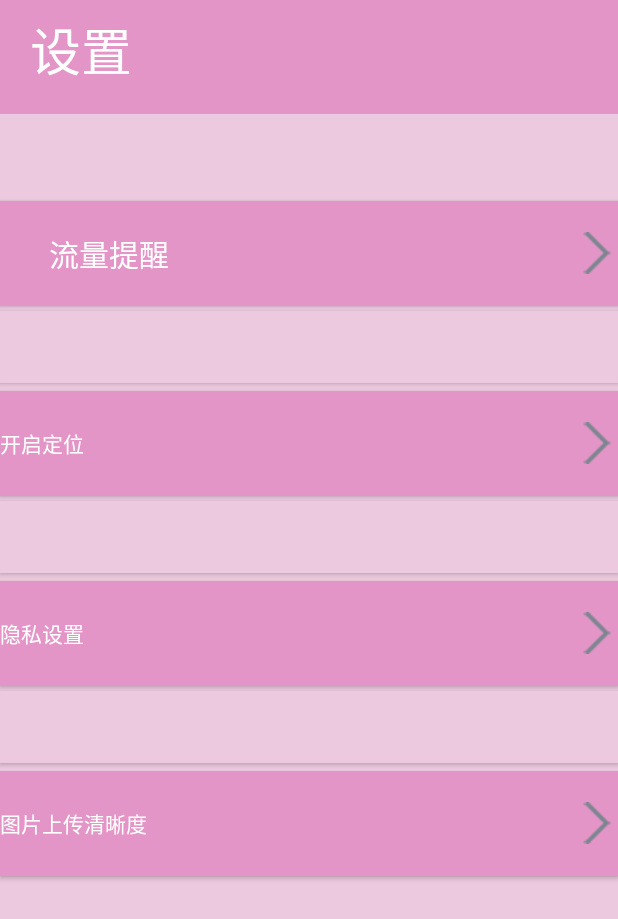
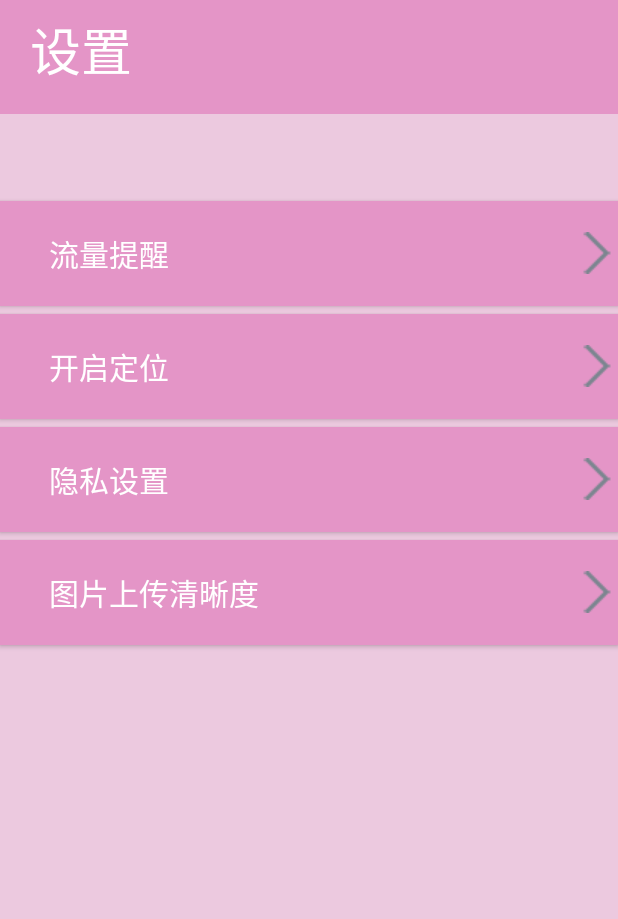
Before and after one commit to shwjn515/TraceHUB, an Android app: the layout appconfig.xml on its own in the app's theme, with its tools: preview values and no code run, on a phone screen of 412 x 824 dp. Shown: the top 919 px of the screen. Run offline under Robolectric (Android 15) with nearby library versions, the phone set to English and light mode, and no system bars.

Commit message:
设置2.0

```diff
--- a/app/src/main/AndroidManifest.xml
+++ b/app/src/main/AndroidManifest.xml
@@ -94,6 +94,7 @@
         <activity android:name=".ui.dashboard.sharing" />
         <activity android:name=".ui.notifications.FeedbackActivity" />
         <activity android:name=".ui.notifications.QuestionsActivity" />
+        <activity android:name=".ui.notifications.SettingActivity" />
 
 
         <provider
--- a/app/src/main/res/layout/appconfig.xml
+++ b/app/src/main/res/layout/appconfig.xml
@@ -57,12 +57,6 @@
                 android:textAlignment="viewStart"
                 android:textColor="#ffffff"
                 android:textSize="20sp" />
-            <Button
-                android:layout_width="match_parent"
-                android:layout_height="wrap_content"
-                android:layout_marginTop="3dp"
-                android:background="@color/saswell_pink"
-                />
 
             <Button
                 android:layout_width="match_parent"
@@ -71,15 +65,10 @@
                 android:background="@color/saswell_pink2"
                 android:drawableRight="@drawable/icon_tiaozhuan"
                 android:drawablePadding="5dp"
-                android:text="开启定位"
+                android:text="       开启定位"
                 android:textAlignment="textStart"
-                android:textColor="#ffffff" />
-            <Button
-                android:layout_width="match_parent"
-                android:layout_height="wrap_content"
-                android:layout_marginTop="3dp"
-                android:background="@color/saswell_pink"
-                />
+                android:textColor="#ffffff"
+                android:textSize="20sp"/>
 
             <Button
                 android:layout_width="match_parent"
@@ -88,15 +77,10 @@
                 android:background="@color/saswell_pink2"
                 android:drawableRight="@drawable/icon_tiaozhuan"
                 android:drawablePadding="5dp"
-                android:text="隐私设置"
+                android:text="       隐私设置"
                 android:textAlignment="textStart"
-                android:textColor="#ffffff" />
-            <Button
-                android:layout_width="match_parent"
-                android:layout_height="wrap_content"
-                android:layout_marginTop="3dp"
-                android:background="@color/saswell_pink"
-                />
+                android:textColor="#ffffff"
+                android:textSize="20sp"/>
 
             <Button
                 android:layout_width="match_parent"
@@ -105,9 +89,10 @@
                 android:background="@color/saswell_pink2"
                 android:drawableRight="@drawable/icon_tiaozhuan"
                 android:drawablePadding="5dp"
-                android:text="图片上传清晰度"
+                android:text="       图片上传清晰度"
                 android:textAlignment="textStart"
-                android:textColor="#ffffff" />
+                android:textColor="#ffffff"
+                android:textSize="20sp"/>
 
 
         </LinearLayout>
--- a/app/src/main/res/layout/navigation_notifications.xml
+++ b/app/src/main/res/layout/navigation_notifications.xml
@@ -72,6 +72,7 @@
             android:orientation="vertical">
 
             <Button
+                android:id="@+id/setting"
                 android:layout_width="match_parent"
                 android:layout_height="wrap_content"
                 android:layout_marginTop="5dp"
```
Also changed, not shown: app/src/main/java/edu/scse/tracehub/ui/notifications/NotificationsFragment.java (+9 -0 lines), app/src/main/java/edu/scse/tracehub/ui/notifications/SettingActivity.java (added, +18 -0 lines).
